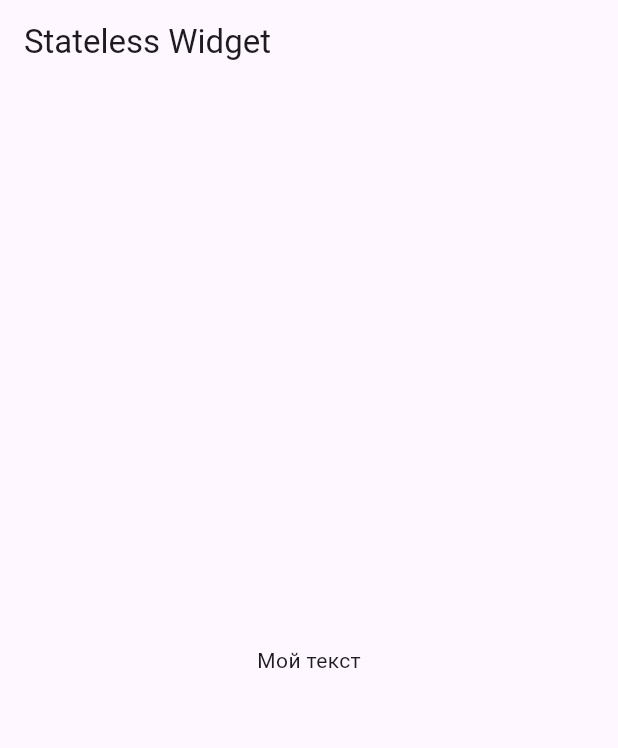
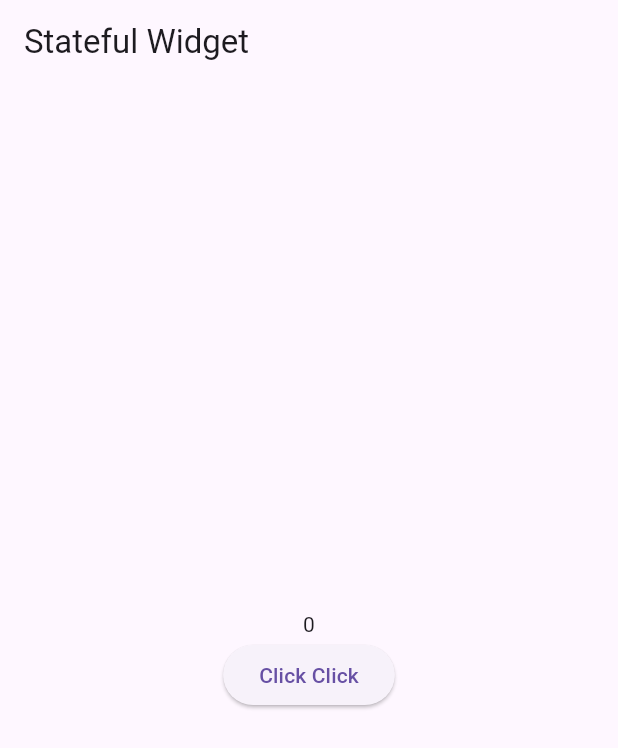
Before and after one commit to muratov-dev/FlutterLearning, a Flutter app: the screen it shows after launch, on a phone screen of 412 x 824 dp. Shown: the top 748 px of the screen. Run offline on Flutter 3.47's test engine with Material 3 defaults, Android fonts, the phone set to English and light mode, and no system bars.

Commit message:
lesson4: Stateful Widgets

```diff
--- a/lib/main.dart
+++ b/lib/main.dart
@@ -7,18 +7,42 @@ class ScreenWidget extends StatelessWidget {
   Widget build(BuildContext context) {
     return MaterialApp(
       home: Scaffold(
-        appBar: AppBar(title: const Text('Stateless Widget')),
+        appBar: AppBar(title: const Text('Stateful Widget')),
         body: SimpleWidget(),
       ),
     );
   }
 }
 
-class SimpleWidget extends StatelessWidget {
+class SimpleWidget extends StatefulWidget {
+  @override
+  _SimpleWidgetState createState() => new _SimpleWidgetState();
+}
+
+class _SimpleWidgetState extends State<SimpleWidget> {
+  int _count = 0;
+
+  void _handleButton() {
+    setState(() {
+      _count++;
+    });
+  }
+
   @override
   Widget build(BuildContext context) {
-    return Container(
-      child: Center(child: Text('Мой текст', textDirection: TextDirection.ltr)),
+    return Center(
+      child: Column(
+        mainAxisAlignment: MainAxisAlignment.center,
+        children: <Widget>[
+          Text('$_count'),
+          ElevatedButton(
+            onPressed: () {
+              _handleButton();
+            },
+            child: Text('Click Click'),
+          ),
+        ],
+      ),
     );
   }
 }
```
